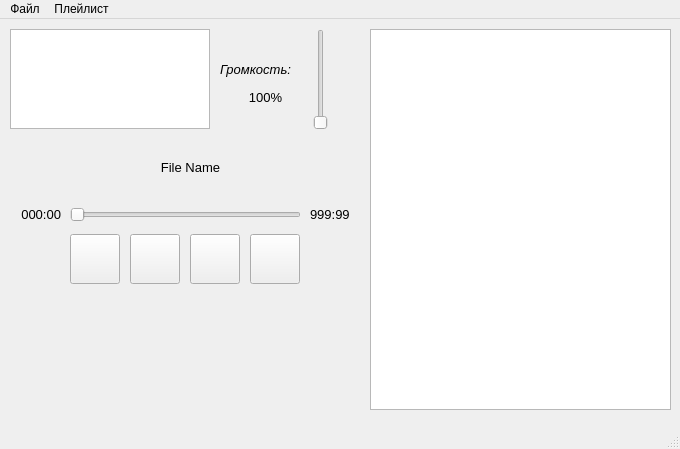
esiole/gui_1h2020-post, file mainwindow.ui: the form before one commit.
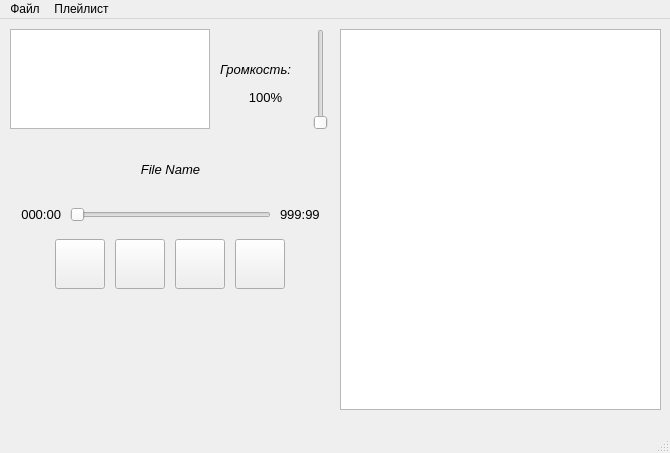
The form after the commit. Icons and pictures are not drawn.

Diff of the .ui file:
```diff
--- a/mainwindow.ui
+++ b/mainwindow.ui
@@ -6,8 +6,8 @@
    <rect>
     <x>0</x>
     <y>0</y>
-    <width>680</width>
-    <height>449</height>
+    <width>670</width>
+    <height>453</height>
    </rect>
   </property>
   <property name="windowTitle">
@@ -18,21 +18,11 @@
     <normaloff>:/images/title.jpg</normaloff>:/images/title.jpg</iconset>
   </property>
   <widget class="QWidget" name="centralwidget">
-   <widget class="QListView" name="listView">
-    <property name="geometry">
-     <rect>
-      <x>370</x>
-      <y>10</y>
-      <width>301</width>
-      <height>381</height>
-     </rect>
-    </property>
-   </widget>
    <widget class="QPushButton" name="playButton">
     <property name="geometry">
      <rect>
-      <x>190</x>
-      <y>215</y>
+      <x>175</x>
+      <y>220</y>
       <width>50</width>
       <height>50</height>
      </rect>
@@ -57,8 +47,8 @@
    <widget class="QPushButton" name="nextButton">
     <property name="geometry">
      <rect>
-      <x>250</x>
-      <y>215</y>
+      <x>235</x>
+      <y>220</y>
       <width>50</width>
       <height>50</height>
      </rect>
@@ -86,8 +76,8 @@
    <widget class="QPushButton" name="prevButton">
     <property name="geometry">
      <rect>
-      <x>70</x>
-      <y>215</y>
+      <x>55</x>
+      <y>220</y>
       <width>50</width>
       <height>50</height>
      </rect>
@@ -112,8 +102,8 @@
    <widget class="QPushButton" name="pauseButton">
     <property name="geometry">
      <rect>
-      <x>130</x>
-      <y>215</y>
+      <x>115</x>
+      <y>220</y>
       <width>50</width>
       <height>50</height>
      </rect>
@@ -138,7 +128,7 @@
    <widget class="QLabel" name="labelMaxDuration">
     <property name="geometry">
      <rect>
-      <x>310</x>
+      <x>280</x>
       <y>185</y>
       <width>51</width>
       <height>21</height>
@@ -186,7 +176,7 @@
      <rect>
       <x>70</x>
       <y>180</y>
-      <width>231</width>
+      <width>201</width>
       <height>31</height>
      </rect>
     </property>
@@ -275,16 +265,17 @@
    <widget class="QLabel" name="labelFileName">
     <property name="geometry">
      <rect>
-      <x>50</x>
+      <x>10</x>
       <y>140</y>
-      <width>281</width>
-      <height>16</height>
+      <width>321</width>
+      <height>20</height>
      </rect>
     </property>
     <property name="font">
      <font>
       <family>Arial</family>
       <pointsize>10</pointsize>
+      <italic>true</italic>
      </font>
     </property>
     <property name="text">
@@ -294,13 +285,23 @@
      <set>Qt::AlignCenter</set>
     </property>
    </widget>
+   <widget class="QTableView" name="tableView">
+    <property name="geometry">
+     <rect>
+      <x>340</x>
+      <y>10</y>
+      <width>321</width>
+      <height>381</height>
+     </rect>
+    </property>
+   </widget>
   </widget>
   <widget class="QMenuBar" name="menubar">
    <property name="geometry">
     <rect>
      <x>0</x>
      <y>0</y>
-     <width>680</width>
+     <width>670</width>
      <height>26</height>
     </rect>
    </property>
```
